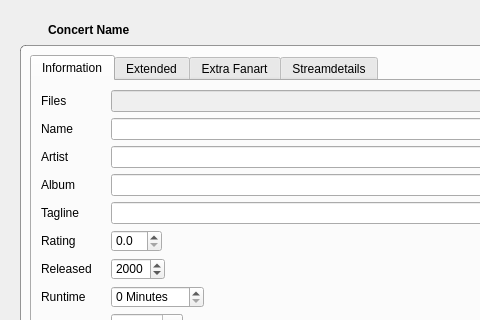
Old version of the form concerts/ConcertWidget.ui in the repository Komet/MediaElch; both pictures show x 0 to 480 and y 0 to 320 of the 934 by 804 pixel window.
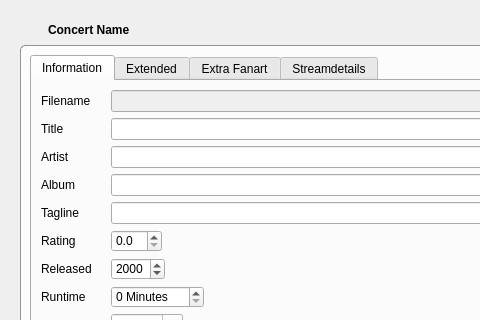
New version of the form. The open tabs and pages were chosen to show the change. Icons and pictures are not drawn. Custom widgets are drawn as their Qt base class.

What changed in the file:
```diff
--- a/concerts/ConcertWidget.ui
+++ b/concerts/ConcertWidget.ui
@@ -124,7 +124,7 @@
               <item row="0" column="0">
                <widget class="QLabel" name="label">
                 <property name="text">
-                 <string>Files</string>
+                 <string>Filename</string>
                 </property>
                </widget>
               </item>
@@ -138,7 +138,7 @@
               <item row="2" column="0">
                <widget class="QLabel" name="label_2">
                 <property name="text">
-                 <string>Name</string>
+                 <string>Title</string>
                 </property>
                </widget>
               </item>
```
Left out of the diff: 2 changed lines with no effect on the pictures.
